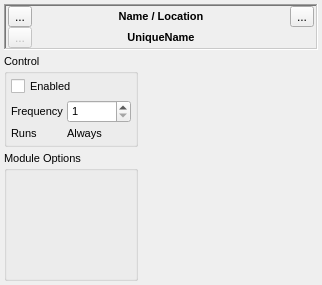
First picture: the form in src/gui/modulecontrolwidget.ui, repository disorderedmaterials/dissolve, before the edit.
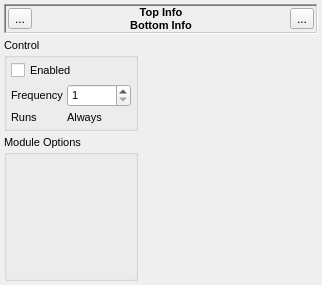
Second picture: the form after the edit. Icons and pictures are not drawn.

Commit message: Updated tool buttons in ModuleControlWidget header area.

Patch:
```diff
--- a/src/gui/modulecontrolwidget.ui
+++ b/src/gui/modulecontrolwidget.ui
@@ -79,26 +79,6 @@
       <property name="verticalSpacing">
        <number>0</number>
       </property>
-      <item row="0" column="0">
-       <widget class="QToolButton" name="ControlRunButton">
-        <property name="toolTip">
-         <string>Run this module now</string>
-        </property>
-        <property name="text">
-         <string>...</string>
-        </property>
-        <property name="icon">
-         <iconset resource="icons.qrc">
-          <normaloff>:/control/icons/control_run.svg</normaloff>:/control/icons/control_run.svg</iconset>
-        </property>
-        <property name="iconSize">
-         <size>
-          <width>12</width>
-          <height>12</height>
-         </size>
-        </property>
-       </widget>
-      </item>
       <item row="0" column="1">
        <widget class="QLabel" name="TopLabel">
         <property name="sizePolicy">
@@ -115,36 +95,13 @@
          </font>
         </property>
         <property name="text">
-         <string>Name / Location</string>
+         <string>Top Info</string>
         </property>
         <property name="alignment">
          <set>Qt::AlignCenter</set>
         </property>
        </widget>
       </item>
-      <item row="1" column="0">
-       <widget class="QToolButton" name="toolButton_2">
-        <property name="enabled">
-         <bool>false</bool>
-        </property>
-        <property name="toolTip">
-         <string>&lt;Not currently implemented&gt;</string>
-        </property>
-        <property name="text">
-         <string>...</string>
-        </property>
-        <property name="icon">
-         <iconset resource="icons.qrc">
-          <normaloff>:/control/icons/control_reload.svg</normaloff>:/control/icons/control_reload.svg</iconset>
-        </property>
-        <property name="iconSize">
-         <size>
-          <width>12</width>
-          <height>12</height>
-         </size>
-        </property>
-       </widget>
-      </item>
       <item row="1" column="1">
        <widget class="QLabel" name="BottomLabel">
         <property name="font">
@@ -155,14 +112,40 @@
          </font>
         </property>
         <property name="text">
-         <string>UniqueName</string>
+         <string>Bottom Info</string>
         </property>
         <property name="alignment">
          <set>Qt::AlignCenter</set>
         </property>
        </widget>
       </item>
-      <item row="0" column="2">
+      <item row="0" column="0" rowspan="2">
+       <widget class="QToolButton" name="ControlRunButton">
+        <property name="sizePolicy">
+         <sizepolicy hsizetype="Fixed" vsizetype="Fixed">
+          <horstretch>0</horstretch>
+          <verstretch>0</verstretch>
+         </sizepolicy>
+        </property>
+        <property name="toolTip">
+         <string>Run this module now</string>
+        </property>
+        <property name="text">
+         <string>...</string>
+        </property>
+        <property name="icon">
+         <iconset resource="icons.qrc">
+          <normaloff>:/control/icons/control_play.svg</normaloff>:/control/icons/control_play.svg</iconset>
+        </property>
+        <property name="iconSize">
+         <size>
+          <width>16</width>
+          <height>16</height>
+         </size>
+        </property>
+       </widget>
+      </item>
+      <item row="0" column="2" rowspan="2">
        <widget class="QToolButton" name="ToggleModuleWidgetButton">
         <property name="toolTip">
          <string>Toggle additional module control panel</string>
@@ -176,8 +159,8 @@
         </property>
         <property name="iconSize">
          <size>
-          <width>12</width>
-          <height>12</height>
+          <width>16</width>
+          <height>16</height>
          </size>
         </property>
         <property name="checkable">
```
